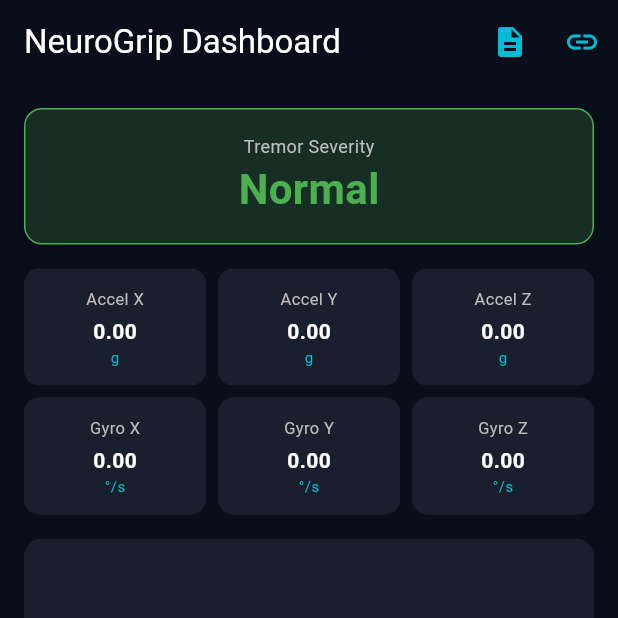
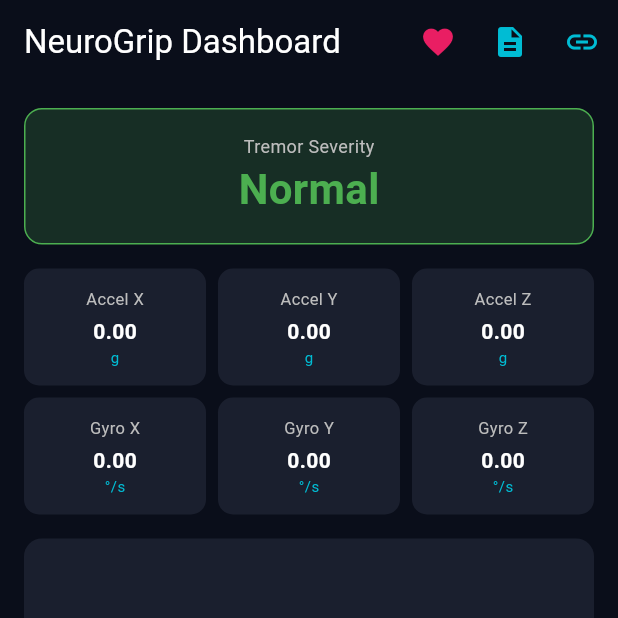
Before and after one commit to deepanshuguptacse2024-create/neurogrip, a Flutter app: the DashboardScreen screen opened directly, on a phone screen of 412 x 824 dp, the top half of it. Run offline on Flutter 3.47's test engine with Material 3 defaults, Android fonts, the phone set to English and light mode, and no system bars; our stand-ins replace easy_localization, firebase_auth, firebase_core, firebase_database, fl_chart, google_generative_ai and 1 more; accounts and stored records are empty.

Commit message:
Add favorite icon button to dashboard screen

```diff
--- a/app/lib/screens/dashboard_screen.dart
+++ b/app/lib/screens/dashboard_screen.dart
@@ -60,6 +60,11 @@ class _DashboardScreenState extends State<DashboardScreen> {
         title: const Text('NeuroGrip Dashboard', style: TextStyle(color: Colors.white)),
         backgroundColor: const Color(0xFF0A0E1A),
         actions: [
+          IconButton(
+  icon: const Icon(Icons.favorite, color: Colors.pink),
+  onPressed: () => Navigator.push(context,
+      MaterialPageRoute(builder: (_) => const CompanionScreen())),
+),
           IconButton(
             icon: const Icon(Icons.description, color: Color(0xFF00BCD4)),
             onPressed: () => Navigator.push(context,
```
